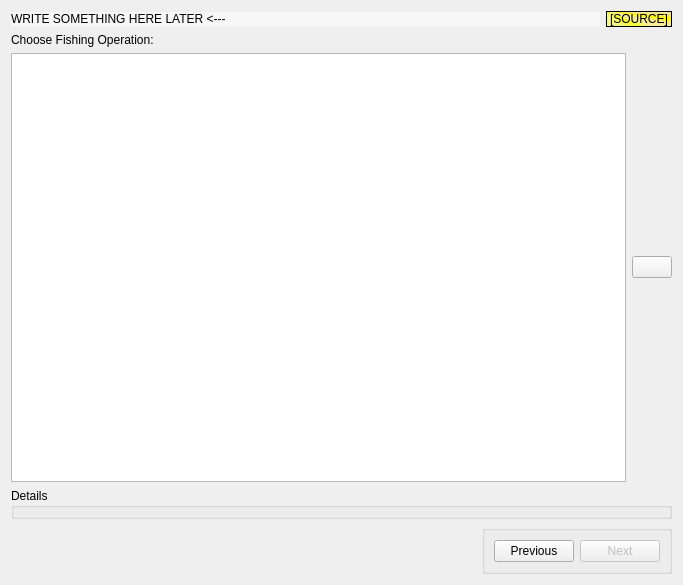
Old version of the form app_new/frmoperation.ui in the repository doublebyte1/app_solution.
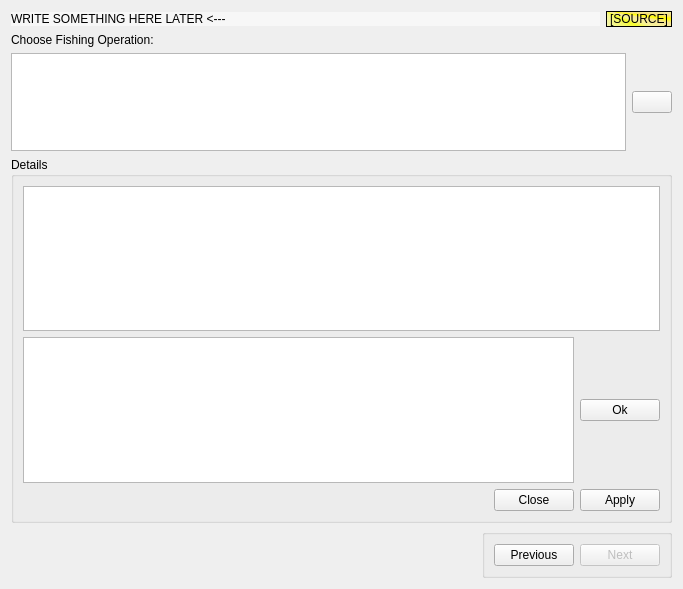
New version of the form. Icons and pictures are not drawn.

```diff
--- a/app_new/frmoperation.ui
+++ b/app_new/frmoperation.ui
@@ -7,13 +7,13 @@
     <x>0</x>
     <y>0</y>
     <width>683</width>
-    <height>585</height>
+    <height>589</height>
    </rect>
   </property>
   <property name="windowTitle">
    <string>Form</string>
   </property>
-  <layout class="QVBoxLayout" name="verticalLayout">
+  <layout class="QVBoxLayout" name="verticalLayout_2">
    <item>
     <layout class="QHBoxLayout" name="horizontalLayout_9">
      <item>
@@ -128,19 +128,49 @@
      <property name="title">
       <string>Details</string>
      </property>
-     <widget class="QDialogButtonBox" name="buttonBox">
-      <property name="geometry">
-       <rect>
-        <x>290</x>
-        <y>220</y>
-        <width>363</width>
-        <height>23</height>
-       </rect>
-      </property>
-      <property name="standardButtons">
-       <set>QDialogButtonBox::Apply|QDialogButtonBox::Close</set>
-      </property>
-     </widget>
+     <layout class="QVBoxLayout" name="verticalLayout">
+      <item>
+       <widget class="QColumnView" name="columnView"/>
+      </item>
+      <item>
+       <layout class="QHBoxLayout" name="horizontalLayout_2">
+        <item>
+         <widget class="QTableView" name="tableDetails"/>
+        </item>
+        <item>
+         <widget class="QPushButton" name="pushOk">
+          <property name="text">
+           <string>Ok</string>
+          </property>
+         </widget>
+        </item>
+       </layout>
+      </item>
+      <item>
+       <layout class="QHBoxLayout" name="horizontalLayout">
+        <item>
+         <spacer name="horizontalSpacer">
+          <property name="orientation">
+           <enum>Qt::Horizontal</enum>
+          </property>
+          <property name="sizeHint" stdset="0">
+           <size>
+            <width>40</width>
+            <height>20</height>
+           </size>
+          </property>
+         </spacer>
+        </item>
+        <item>
+         <widget class="QDialogButtonBox" name="buttonBox">
+          <property name="standardButtons">
+           <set>QDialogButtonBox::Apply|QDialogButtonBox::Close</set>
+          </property>
+         </widget>
+        </item>
+       </layout>
+      </item>
+     </layout>
     </widget>
    </item>
    <item>
```
Left out of the diff: 39 changed lines with no effect on the pictures.
